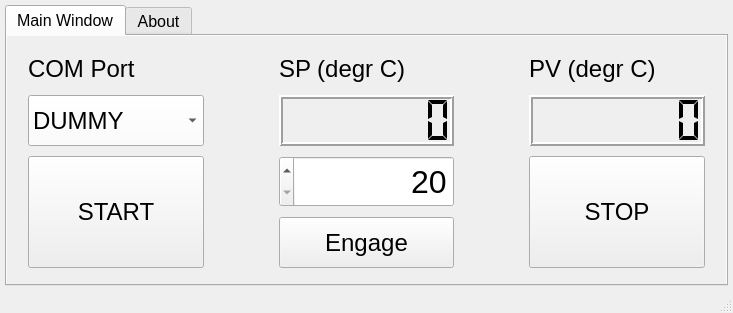
c-randall/Heat_Controller_GUI, file gui.ui: the form before one commit.
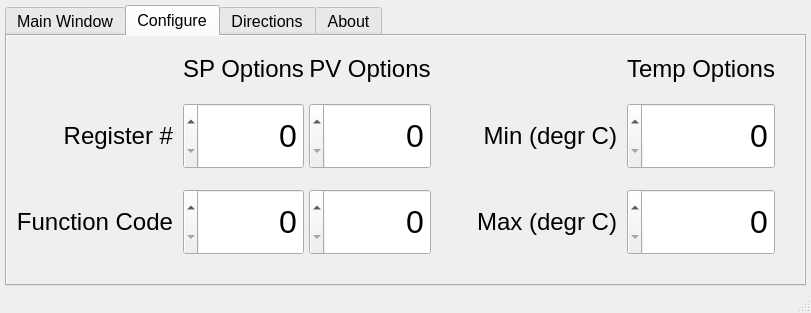
The form after the commit. The open tabs and pages were chosen to show the change.

What changed in the file:
```diff
--- a/gui.ui
+++ b/gui.ui
@@ -6,8 +6,8 @@
    <rect>
     <x>0</x>
     <y>0</y>
-    <width>733</width>
-    <height>308</height>
+    <width>811</width>
+    <height>309</height>
    </rect>
   </property>
   <property name="sizePolicy">
@@ -32,7 +32,7 @@
    <string>Heat Controller App</string>
   </property>
   <widget class="QWidget" name="centralwidget">
-   <layout class="QVBoxLayout" name="verticalLayout_3">
+   <layout class="QVBoxLayout" name="verticalLayout_5">
     <property name="leftMargin">
      <number>5</number>
     </property>
@@ -58,6 +58,9 @@
       <property name="focusPolicy">
        <enum>Qt::TabFocus</enum>
       </property>
+      <property name="autoFillBackground">
+       <bool>true</bool>
+      </property>
       <property name="currentIndex">
        <number>0</number>
       </property>
@@ -115,7 +118,7 @@
             <number>5</number>
            </property>
            <item>
-            <layout class="QGridLayout" name="gridLayout" rowstretch="2,0,0,0">
+            <layout class="QGridLayout" name="gridLayout" columnstretch="1,1,1">
              <property name="leftMargin">
               <number>15</number>
              </property>
@@ -137,7 +140,7 @@
              <item row="2" column="1">
               <widget class="QSpinBox" name="SPInput">
                <property name="sizePolicy">
-                <sizepolicy hsizetype="Minimum" vsizetype="Minimum">
+                <sizepolicy hsizetype="Preferred" vsizetype="Preferred">
                  <horstretch>0</horstretch>
                  <verstretch>1</verstretch>
                 </sizepolicy>
@@ -182,7 +185,7 @@
              <item row="0" column="1">
               <widget class="QLabel" name="SPLabel">
                <property name="sizePolicy">
-                <sizepolicy hsizetype="Minimum" vsizetype="Minimum">
+                <sizepolicy hsizetype="Preferred" vsizetype="Fixed">
                  <horstretch>0</horstretch>
                  <verstretch>0</verstretch>
                 </sizepolicy>
@@ -209,9 +212,9 @@
              <item row="1" column="0">
               <widget class="QComboBox" name="COMPortWatlow">
                <property name="sizePolicy">
-                <sizepolicy hsizetype="Minimum" vsizetype="Minimum">
+                <sizepolicy hsizetype="Preferred" vsizetype="Preferred">
                  <horstretch>0</horstretch>
-                 <verstretch>0</verstretch>
+                 <verstretch>2</verstretch>
                 </sizepolicy>
                </property>
                <property name="minimumSize">
@@ -220,130 +223,6 @@
                  <height>51</height>
                 </size>
                </property>
-               <property name="baseSize">
-                <size>
-                 <width>0</width>
-                 <height>0</height>
-                </size>
-               </property>
-               <property name="palette">
-                <palette>
-                 <active>
-                  <colorrole role="Button">
-                   <brush brushstyle="SolidPattern">
-                    <color alpha="255">
-                     <red>255</red>
-                     <green>255</green>
-                     <blue>255</blue>
-                    </color>
-                   </brush>
-                  </colorrole>
-                  <colorrole role="Base">
-                   <brush brushstyle="SolidPattern">
-                    <color alpha="255">
-                     <red>236</red>
-                     <green>236</green>
-                     <blue>237</blue>
-                    </color>
-                   </brush>
-                  </colorrole>
-                  <colorrole role="Window">
-                   <brush brushstyle="SolidPattern">
-                    <color alpha="255">
-                     <red>236</red>
-                     <green>236</green>
-                     <blue>236</blue>
-                    </color>
-                   </brush>
-                  </colorrole>
-                  <colorrole role="AlternateBase">
-                   <brush brushstyle="SolidPattern">
-                    <color alpha="255">
-                     <red>236</red>
-                     <green>236</green>
-                     <blue>236</blue>
-                    </color>
-                   </brush>
-                  </colorrole>
-                 </active>
-                 <inactive>
-                  <colorrole role="Button">
-                   <brush brushstyle="SolidPattern">
-                    <color alpha="255">
-                     <red>255</red>
-                     <green>255</green>
-                     <blue>255</blue>
-                    </color>
-                   </brush>
-                  </colorrole>
-                  <colorrole role="Base">
-                   <brush brushstyle="SolidPattern">
-                    <color alpha="255">
-                     <red>236</red>
-                     <green>236</green>
-                     <blue>237</blue>
-                    </color>
-                   </brush>
-                  </colorrole>
-                  <colorrole role="Window">
-                   <brush brushstyle="SolidPattern">
-                    <color alpha="255">
-                     <red>236</red>
-                     <green>236</green>
-                     <blue>236</blue>
-                    </color>
-                   </brush>
-                  </colorrole>
-                  <colorrole role="AlternateBase">
-                   <brush brushstyle="SolidPattern">
-                    <color alpha="255">
-                     <red>236</red>
-                     <green>236</green>
-                     <blue>236</blue>
-                    </color>
-                   </brush>
-                  </colorrole>
-                 </inactive>
-                 <disabled>
-                  <colorrole role="Button">
-                   <brush brushstyle="SolidPattern">
-                    <color alpha="255">
-                     <red>255</red>
-                     <green>255</green>
-                     <blue>255</blue>
-                    </color>
-                   </brush>
-                  </colorrole>
-                  <colorrole role="Base">
-                   <brush brushstyle="SolidPattern">
-                    <color alpha="255">
-                     <red>236</red>
-                     <green>236</green>
-                     <blue>236</blue>
-                    </color>
-                   </brush>
-                  </colorrole>
-                  <colorrole role="Window">
-                   <brush brushstyle="SolidPattern">
-                    <color alpha="255">
-                     <red>236</red>
-                     <green>236</green>
-                     <blue>236</blue>
-                    </color>
-                   </brush>
-                  </colorrole>
-                  <colorrole role="AlternateBase">
-                   <brush brushstyle="SolidPattern">
-                    <color alpha="255">
-                     <red>236</red>
-                     <green>236</green>
-                     <blue>236</blue>
-                    </color>
-                   </brush>
-                  </colorrole>
-                 </disabled>
-                </palette>
-               </property>
                <property name="font">
                 <font>
                  <family>Arial</family>
@@ -353,30 +232,16 @@
                 </font>
                </property>
                <property name="autoFillBackground">
-                <bool>false</bool>
+                <bool>true</bool>
                </property>
-               <property name="editable">
-                <bool>false</bool>
-               </property>
-               <property name="iconSize">
-                <size>
-                 <width>16</width>
-                 <height>16</height>
-                </size>
-               </property>
-               <item>
-                <property name="text">
-                 <string>DUMMY</string>
-                </property>
-               </item>
               </widget>
              </item>
              <item row="2" column="0" rowspan="2">
               <widget class="QPushButton" name="StartButton">
                <property name="sizePolicy">
-                <sizepolicy hsizetype="Minimum" vsizetype="Preferred">
+                <sizepolicy hsizetype="Preferred" vsizetype="Preferred">
                  <horstretch>0</horstretch>
-                 <verstretch>0</verstretch>
+                 <verstretch>2</verstretch>
                 </sizepolicy>
                </property>
                <property name="minimumSize">
@@ -400,6 +265,12 @@
              </item>
              <item row="1" column="1">
               <widget class="QLCDNumber" name="SPDisplay">
+               <property name="sizePolicy">
+                <sizepolicy hsizetype="Preferred" vsizetype="Preferred">
+                 <horstretch>0</horstretch>
+                 <verstretch>2</verstretch>
+                </sizepolicy>
+               </property>
                <property name="minimumSize">
                 <size>
                  <width>175</width>
@@ -426,9 +297,9 @@
              <item row="2" column="2" rowspan="2">
               <widget class="QPushButton" name="StopButton">
                <property name="sizePolicy">
-                <sizepolicy hsizetype="Minimum" vsizetype="Preferred">
+                <sizepolicy hsizetype="Preferred" vsizetype="Preferred">
                  <horstretch>0</horstretch>
-                 <verstretch>0</verstretch>
+                 <verstretch>2</verstretch>
                 </sizepolicy>
                </property>
                <property name="minimumSize">
@@ -453,7 +324,7 @@
              <item row="0" column="0">
               <widget class="QLabel" name="COMLabelWatlow">
                <property name="sizePolicy">
-                <sizepolicy hsizetype="Minimum" vsizetype="Minimum">
+                <sizepolicy hsizetype="Preferred" vsizetype="Fixed">
                  <horstretch>0</horstretch>
                  <verstretch>0</verstretch>
                 </sizepolicy>
@@ -479,6 +350,12 @@
              </item>
              <item row="1" column="2">
               <widget class="QLCDNumber" name="PVDisplay">
+               <property name="sizePolicy">
+                <sizepolicy hsizetype="Preferred" vsizetype="Preferred">
+                 <horstretch>0</horstretch>
+                 <verstretch>2</verstretch>
+                </sizepolicy>
+               </property>
                <property name="minimumSize">
                 <size>
                  <width>175</width>
@@ -502,9 +379,9 @@
              <item row="3" column="1">
               <widget class="QPushButton" name="EngageButton">
                <property name="sizePolicy">
-                <sizepolicy hsizetype="Minimum" vsizetype="Preferred">
+                <sizepolicy hsizetype="Preferred" vsizetype="Preferred">
                  <horstretch>0</horstretch>
-                 <verstretch>2</verstretch>
+                 <verstretch>8</verstretch>
                 </sizepolicy>
                </property>
                <property name="minimumSize">
@@ -529,7 +406,7 @@
              <item row="0" column="2">
               <widget class="QLabel" name="PVLabel">
                <property name="sizePolicy">
-                <sizepolicy hsizetype="Minimum" vsizetype="Minimum">
+                <sizepolicy hsizetype="Preferred" vsizetype="Fixed">
                  <horstretch>0</horstretch>
                  <verstretch>0</verstretch>
                 </sizepolicy>
@@ -560,6 +437,558 @@
         </item>
        </layout>
       </widget>
+      <widget class="QWidget" name="tab_CNFG">
+       <property name="autoFillBackground">
+        <bool>true</bool>
+       </property>
+       <attribute name="title">
+        <string>Configure</string>
+       </attribute>
+       <layout class="QVBoxLayout" name="verticalLayout_3">
+        <item>
+         <layout class="QGridLayout" name="gridLayout_2" columnstretch="0,0,2,2,1,0,0,2">
+          <property name="topMargin">
+           <number>10</number>
+          </property>
+          <property name="rightMargin">
+           <number>20</number>
+          </property>
+          <property name="bottomMargin">
+           <number>20</number>
+          </property>
+          <property name="horizontalSpacing">
+           <number>5</number>
+          </property>
+          <property name="verticalSpacing">
+           <number>20</number>
+          </property>
+          <item row="2" column="7">
+           <widget class="QSpinBox" name="MaxTemp">
+            <property name="sizePolicy">
+             <sizepolicy hsizetype="Minimum" vsizetype="MinimumExpanding">
+              <horstretch>0</horstretch>
+              <verstretch>1</verstretch>
+             </sizepolicy>
+            </property>
+            <property name="minimumSize">
+             <size>
+              <width>121</width>
+              <height>51</height>
+             </size>
+            </property>
+            <property name="font">
+             <font>
+              <family>Arial</family>
+              <pointsize>24</pointsize>
+              <weight>50</weight>
+              <bold>false</bold>
+             </font>
+            </property>
+            <property name="layoutDirection">
+             <enum>Qt::RightToLeft</enum>
+            </property>
+            <property name="alignment">
+             <set>Qt::AlignRight|Qt::AlignTrailing|Qt::AlignVCenter</set>
+            </property>
+            <property name="accelerated">
+             <bool>true</bool>
+            </property>
+            <property name="maximum">
+             <number>1000</number>
+            </property>
+           </widget>
+          </item>
+          <item row="0" column="2">
+           <widget class="QLabel" name="SPOptionsLabel">
+            <property name="sizePolicy">
+             <sizepolicy hsizetype="Preferred" vsizetype="Fixed">
+              <horstretch>0</horstretch>
+              <verstretch>0</verstretch>
+             </sizepolicy>
+            </property>
+            <property name="font">
+             <font>
+              <family>Arial</family>
+              <pointsize>18</pointsize>
+              <weight>50</weight>
+              <bold>false</bold>
+             </font>
+            </property>
+            <property name="text">
+             <string>SP Options</string>
+            </property>
+            <property name="alignment">
+             <set>Qt::AlignCenter</set>
+            </property>
+           </widget>
+          </item>
+          <item row="0" column="3">
+           <widget class="QLabel" name="PVOptionsLabel">
+            <property name="sizePolicy">
+             <sizepolicy hsizetype="Preferred" vsizetype="Fixed">
+              <horstretch>0</horstretch>
+              <verstretch>0</verstretch>
+             </sizepolicy>
+            </property>
+            <property name="font">
+             <font>
+              <family>Arial</family>
+              <pointsize>18</pointsize>
+              <weight>50</weight>
+              <bold>false</bold>
+             </font>
+            </property>
+            <property name="text">
+             <string>PV Options</string>
+            </property>
+            <property name="alignment">
+             <set>Qt::AlignCenter</set>
+            </property>
+           </widget>
+          </item>
+          <item row="0" column="7">
+           <widget class="QLabel" name="TempOptionsLabel">
+            <property name="sizePolicy">
+             <sizepolicy hsizetype="Preferred" vsizetype="Fixed">
+              <horstretch>0</horstretch>
+              <verstretch>0</verstretch>
+             </sizepolicy>
+            </property>
+            <property name="font">
+             <font>
+              <family>Arial</family>
+              <pointsize>18</pointsize>
+              <weight>50</weight>
+              <bold>false</bold>
+             </font>
+            </property>
+            <property name="text">
+             <string>Temp Options</string>
+            </property>
+            <property name="alignment">
+             <set>Qt::AlignCenter</set>
+            </property>
+           </widget>
+          </item>
+          <item row="1" column="7">
+           <widget class="QSpinBox" name="MinTemp">
+            <property name="sizePolicy">
+             <sizepolicy hsizetype="Minimum" vsizetype="MinimumExpanding">
+              <horstretch>0</horstretch>
+              <verstretch>1</verstretch>
+             </sizepolicy>
+            </property>
+            <property name="minimumSize">
+             <size>
+              <width>121</width>
+              <height>51</height>
+             </size>
+            </property>
+            <property name="font">
+             <font>
+              <family>Arial</family>
+              <pointsize>24</pointsize>
+              <weight>50</weight>
+              <bold>false</bold>
+             </font>
+            </property>
+            <property name="layoutDirection">
+             <enum>Qt::RightToLeft</enum>
+            </property>
+            <property name="alignment">
+             <set>Qt::AlignRight|Qt::AlignTrailing|Qt::AlignVCenter</set>
+            </property>
+            <property name="accelerated">
+             <bool>true</bool>
+            </property>
+            <property name="maximum">
+             <number>1000</number>
+            </property>
+           </widget>
+          </item>
+          <item row="1" column="3">
+           <widget class="QSpinBox" name="PVRegister">
+            <property name="sizePolicy">
+             <sizepolicy hsizetype="Minimum" vsizetype="MinimumExpanding">
+              <horstretch>0</horstretch>
+              <verstretch>1</verstretch>
+             </sizepolicy>
+            </property>
+            <property name="minimumSize">
+             <size>
+              <width>121</width>
+              <height>51</height>
+             </size>
+            </property>
+            <property name="font">
+             <font>
+              <family>Arial</family>
+              <pointsize>24</pointsize>
+              <weight>50</weight>
+              <bold>false</bold>
+             </font>
+            </property>
+            <property name="layoutDirection">
+             <enum>Qt::RightToLeft</enum>
+            </property>
+            <property name="alignment">
+             <set>Qt::AlignRight|Qt::AlignTrailing|Qt::AlignVCenter</set>
+            </property>
+            <property name="accelerated">
+             <bool>true</bool>
+            </property>
+            <property name="maximum">
+             <number>1000</number>
+            </property>
+           </widget>
+          </item>
+          <item row="1" column="4">
+           <spacer name="horizontalSpacer">
+            <property name="orientation">
+             <enum>Qt::Horizontal</enum>
+            </property>
+            <property name="sizeType">
+             <enum>QSizePolicy::MinimumExpanding</enum>
+            </property>
+            <property name="sizeHint" stdset="0">
+             <size>
+              <width>20</width>
+              <height>20</height>
+             </size>
+            </property>
+           </spacer>
+          </item>
+          <item row="1" column="2">
+           <widget class="QSpinBox" name="SPRegister">
+            <property name="sizePolicy">
+             <sizepolicy hsizetype="Minimum" vsizetype="MinimumExpanding">
+              <horstretch>0</horstretch>
+              <verstretch>1</verstretch>
+             </sizepolicy>
+            </property>
+            <property name="minimumSize">
+             <size>
+              <width>121</width>
+              <height>51</height>
+             </size>
+            </property>
+            <property name="font">
+             <font>
+              <family>Arial</family>
+              <pointsize>24</pointsize>
+              <weight>50</weight>
+              <bold>false</bold>
+             </font>
+            </property>
+            <property name="layoutDirection">
+             <enum>Qt::RightToLeft</enum>
+            </property>
+            <property name="alignment">
+             <set>Qt::AlignRight|Qt::AlignTrailing|Qt::AlignVCenter</set>
+            </property>
+            <property name="accelerated">
+             <bool>true</bool>
+            </property>
+            <property name="maximum">
+             <number>1000</number>
+            </property>
+           </widget>
+          </item>
+          <item row="1" column="5">
+           <widget class="QLabel" name="MinTempLabel">
+            <property name="sizePolicy">
+             <sizepolicy hsizetype="Preferred" vsizetype="Fixed">
+              <horstretch>0</horstretch>
+              <verstretch>0</verstretch>
+             </sizepolicy>
+            </property>
+            <property name="font">
+             <font>
+              <family>Arial</family>
+              <pointsize>18</pointsize>
+              <weight>50</weight>
+              <bold>false</bold>
+             </font>
+            </property>
+            <property name="text">
+             <string>Min (degr C)</string>
+            </property>
+            <property name="alignment">
+             <set>Qt::AlignRight|Qt::AlignTrailing|Qt::AlignVCenter</set>
+            </property>
+           </widget>
+          </item>
+          <item row="2" column="3">
+           <widget class="QSpinBox" name="PVFuncCode">
+            <property name="sizePolicy">
+             <sizepolicy hsizetype="Minimum" vsizetype="MinimumExpanding">
+              <horstretch>0</horstretch>
+              <verstretch>1</verstretch>
+             </sizepolicy>
+            </property>
+            <property name="minimumSize">
+             <size>
+              <width>121</width>
+              <height>51</height>
+             </size>
+            </property>
+            <property name="font">
+             <font>
+              <family>Arial</family>
+              <pointsize>24</pointsize>
+              <weight>50</weight>
+              <bold>false</bold>
+             </font>
+            </property>
+            <property name="layoutDirection">
+             <enum>Qt::RightToLeft</enum>
+            </property>
+            <property name="alignment">
+             <set>Qt::AlignRight|Qt::AlignTrailing|Qt::AlignVCenter</set>
+            </property>
+            <property name="accelerated">
+             <bool>true</bool>
+            </property>
+            <property name="minimum">
+             <number>0</number>
+            </property>
+            <property name="maximum">
+             <number>16</number>
+            </property>
+           </widget>
+          </item>
+          <item row="2" column="2">
+           <widget class="QSpinBox" name="SPFuncCode">
+            <property name="sizePolicy">
+             <sizepolicy hsizetype="Minimum" vsizetype="MinimumExpanding">
+              <horstretch>0</horstretch>
+              <verstretch>1</verstretch>
+             </sizepolicy>
+            </property>
+            <property name="minimumSize">
+             <size>
+              <width>121</width>
+              <height>51</height>
+             </size>
+            </property>
+            <property name="font">
+             <font>
+              <family>Arial</family>
+              <pointsize>24</pointsize>
+              <weight>50</weight>
+              <bold>false</bold>
+             </font>
+            </property>
+            <property name="layoutDirection">
+             <enum>Qt::RightToLeft</enum>
+            </property>
+            <property name="alignment">
+             <set>Qt::AlignRight|Qt::AlignTrailing|Qt::AlignVCenter</set>
+            </property>
+            <property name="accelerated">
+             <bool>true</bool>
+            </property>
+            <property name="minimum">
+             <number>0</number>
+            </property>
+            <property name="maximum">
+             <number>16</number>
+            </property>
+           </widget>
+          </item>
+          <item row="1" column="6">
+           <spacer name="verticalSpacer">
+            <property name="orientation">
+             <enum>Qt::Vertical</enum>
+            </property>
+            <property name="sizeHint" stdset="0">
+             <size>
+              <width>5</width>
+              <height>10</height>
+             </size>
+            </property>
+           </spacer>
+          </item>
+          <item row="2" column="5">
+           <widget class="QLabel" name="MaxTemLabel">
+            <property name="sizePolicy">
+             <sizepolicy hsizetype="Preferred" vsizetype="Fixed">
+              <horstretch>0</horstretch>
+              <verstretch>0</verstretch>
+             </sizepolicy>
+            </property>
+            <property name="font">
+             <font>
+              <family>Arial</family>
+              <pointsize>18</pointsize>
+              <weight>50</weight>
+              <bold>false</bold>
+             </font>
+            </property>
+            <property name="text">
+             <string>Max (degr C)</string>
+            </property>
+            <property name="alignment">
+             <set>Qt::AlignRight|Qt::AlignTrailing|Qt::AlignVCenter</set>
+            </property>
+           </widget>
+          </item>
+          <item row="2" column="0">
+           <widget class="QLabel" name="FuncCodeLabel">
+            <property name="sizePolicy">
+             <sizepolicy hsizetype="Preferred" vsizetype="Fixed">
+              <horstretch>0</horstretch>
+              <verstretch>0</verstretch>
+             </sizepolicy>
+            </property>
+            <property name="font">
+             <font>
+              <family>Arial</family>
+              <pointsize>18</pointsize>
+              <weight>50</weight>
+              <bold>false</bold>
+             </font>
+            </property>
+            <property name="text">
+             <string>Function Code</string>
+            </property>
+            <property name="alignment">
+             <set>Qt::AlignRight|Qt::AlignTrailing|Qt::AlignVCenter</set>
+            </property>
+           </widget>
+          </item>
+          <item row="1" column="0">
+           <widget class="QLabel" name="RegLabel">
+            <property name="sizePolicy">
+             <sizepolicy hsizetype="Preferred" vsizetype="Fixed">
+              <horstretch>0</horstretch>
+              <verstretch>0</verstretch>
+             </sizepolicy>
+            </property>
+            <property name="font">
+             <font>
+              <family>Arial</family>
+              <pointsize>18</pointsize>
+              <weight>50</weight>
+              <bold>false</bold>
+             </font>
+            </property>
+            <property name="text">
+             <string>Register #</string>
+            </property>
+            <property name="alignment">
+             <set>Qt::AlignRight|Qt::AlignTrailing|Qt::AlignVCenter</set>
+            </property>
+           </widget>
+          </item>
+          <item row="2" column="1">
+           <spacer name="verticalSpacer_2">
+            <property name="orientation">
+             <enum>Qt::Vertical</enum>
+            </property>
+            <property name="sizeHint" stdset="0">
+             <size>
+              <width>5</width>
+              <height>10</height>
+             </size>
+            </property>
+           </spacer>
+          </item>
+         </layout>
+        </item>
+       </layout>
+      </widget>
+      <widget class="QWidget" name="tab_DIR">
+       <attribute name="title">
+        <string>Directions</string>
+       </attribute>
+       <layout class="QVBoxLayout" name="verticalLayout_6">
+        <property name="leftMargin">
+         <number>0</number>
+        </property>
+        <property name="topMargin">
+         <number>0</number>
+        </property>
+        <property name="rightMargin">
+         <number>0</number>
+        </property>
+        <property name="bottomMargin">
+         <number>0</number>
+        </property>
+        <item>
+         <widget class="QTextBrowser" name="textBrowser_2">
+          <property name="palette">
+           <palette>
+            <active>
+             <colorrole role="Base">
+              <brush brushstyle="SolidPattern">
+               <color alpha="0">
+                <red>255</red>
+                <green>255</green>
+                <blue>255</blue>
+               </color>
+              </brush>
+             </colorrole>
+            </active>
+            <inactive>
+             <colorrole role="Base">
+              <brush brushstyle="SolidPattern">
+               <color alpha="0">
+                <red>255</red>
+                <green>255</green>
+                <blue>255</blue>
+               </color>
+              </brush>
+             </colorrole>
+            </inactive>
+            <disabled>
+             <colorrole role="Base">
+              <brush brushstyle="SolidPattern">
+               <color alpha="255">
+                <red>240</red>
+                <green>240</green>
+                <blue>240</blue>
+               </color>
+              </brush>
+             </colorrole>
+            </disabled>
+           </palette>
+          </property>
+          <property name="autoFillBackground">
+           <bool>true</bool>
+          </property>
+          <property name="frameShape">
+           <enum>QFrame::NoFrame</enum>
+          </property>
+          <property name="frameShadow">
+           <enum>QFrame::Plain</enum>
+          </property>
+          <property name="html">
+           <string>&lt;!DOCTYPE HTML PUBLIC &quot;-//W3C//DTD HTML 4.0//EN&quot; &quot;http://www.w3.org/TR/REC-html40/strict.dtd&quot;&gt;
+&lt;html&gt;&lt;head&gt;&lt;meta name=&quot;qrichtext&quot; content=&quot;1&quot; /&gt;&lt;style type=&quot;text/css&quot;&gt;
+p, li { white-space: pre-wrap; }
+&lt;/style&gt;&lt;/head&gt;&lt;body style=&quot; font-family:'Arial','Arial'; font-size:12pt; font-weight:400; font-style:normal;&quot;&gt;
+&lt;p align=&quot;justify&quot; style=&quot; margin-top:0px; margin-bottom:0px; margin-left:0px; margin-right:0px; -qt-block-indent:0; text-indent:0px;&quot;&gt;&lt;span style=&quot; font-family:'Arial','Arial','Arial'; font-size:14pt; font-weight:600; text-decoration: underline;&quot;&gt;How to use:&lt;/span&gt;&lt;/p&gt;
+&lt;p align=&quot;justify&quot; style=&quot; margin-top:0px; margin-bottom:0px; margin-left:0px; margin-right:0px; -qt-block-indent:0; text-indent:0px;&quot;&gt;&lt;span style=&quot; font-family:'Arial,Arial';&quot;&gt;1) Locate the manual for your temperature controller and make sure that it supports Modbus RTU serial communications&lt;/span&gt;&lt;/p&gt;
+&lt;p align=&quot;justify&quot; style=&quot; margin-top:0px; margin-bottom:0px; margin-left:0px; margin-right:0px; -qt-block-indent:0; text-indent:0px;&quot;&gt;&lt;span style=&quot; font-family:'Arial,Arial';&quot;&gt;2) Use the same manual to determine the read/write register number and writing function code for the set point (SP) of your controller, then also determine the read register and reading function code for the process variable (PV)&lt;/span&gt;&lt;/p&gt;
+&lt;p align=&quot;justify&quot; style=&quot; margin-top:0px; margin-bottom:0px; margin-left:0px; margin-right:0px; -qt-block-indent:0; text-indent:0px;&quot;&gt;&lt;span style=&quot; font-family:'Arial,Arial';&quot;&gt;3) Select the &amp;quot;Configure&amp;quot; tab and enter the register numbers and function codes from steps (2) and (3), you can also set a desired minimum and maximum allowable SP temperature on this tab (optional)&lt;/span&gt;&lt;/p&gt;
+&lt;p align=&quot;justify&quot; style=&quot; margin-top:0px; margin-bottom:0px; margin-left:0px; margin-right:0px; -qt-block-indent:0; text-indent:0px;&quot;&gt;&lt;span style=&quot; font-family:'Arial,Arial';&quot;&gt;4) Select the &amp;quot;Main Window&amp;quot; tab and use the drop down menu under &amp;quot;COM port&amp;quot; to select your controller's communication port (check device manager if you are unsure)&lt;/span&gt;&lt;/p&gt;
+&lt;p align=&quot;justify&quot; style=&quot; margin-top:0px; margin-bottom:0px; margin-left:0px; margin-right:0px; -qt-block-indent:0; text-indent:0px;&quot;&gt;&lt;span style=&quot; font-family:'Arial,Arial';&quot;&gt;5) Click the &amp;quot;START&amp;quot; button to trigger the read displays to update every 1 second, the button will grey out to visually confirm the GUI is continuously running&lt;/span&gt;&lt;/p&gt;
+&lt;p align=&quot;justify&quot; style=&quot; margin-top:0px; margin-bottom:0px; margin-left:0px; margin-right:0px; -qt-block-indent:0; text-indent:0px;&quot;&gt;&lt;span style=&quot; font-family:'Arial,Arial';&quot;&gt;6) Use the &amp;quot;SP (degr C)&amp;quot; column to write new set points to your controller by entering a value or using the up.down arrows of the spin box and pressing the &amp;quot;Engage&amp;quot; button (only temeratures within the range set on the &amp;quot;Configure&amp;quot; tab are valid)&lt;/span&gt;&lt;/p&gt;
+&lt;p align=&quot;justify&quot; style=&quot; margin-top:0px; margin-bottom:0px; margin-left:0px; margin-right:0px; -qt-block-indent:0; text-indent:0px;&quot;&gt;&lt;span style=&quot; font-family:'Arial,Arial';&quot;&gt;7) Once you are finished with an experiment, use the &amp;quot;STOP&amp;quot; button to stop the continuous readings and to reset the set point to the minimum temperature&lt;/span&gt;&lt;/p&gt;
+&lt;p align=&quot;justify&quot; style=&quot;-qt-paragraph-type:empty; margin-top:0px; margin-bottom:0px; margin-left:0px; margin-right:0px; -qt-block-indent:0; text-indent:0px; font-family:'Arial,Arial';&quot;&gt;&lt;br /&gt;&lt;/p&gt;
+&lt;p align=&quot;justify&quot; style=&quot; margin-top:0px; margin-bottom:0px; margin-left:0px; margin-right:0px; -qt-block-indent:0; text-indent:0px;&quot;&gt;&lt;span style=&quot; font-family:'Arial,Arial'; font-size:14pt; font-weight:600; text-decoration: underline;&quot;&gt;Additional notes:&lt;/span&gt;&lt;/p&gt;
+&lt;p align=&quot;justify&quot; style=&quot; margin-top:0px; margin-bottom:0px; margin-left:0px; margin-right:0px; -qt-block-indent:0; text-indent:0px;&quot;&gt;&lt;span style=&quot; font-family:'Arial,Arial';&quot;&gt;* This application is set up to save the settings from the &amp;quot;Configure&amp;quot; tab, so it will automatically load the values that were used the last time the app was used. &lt;/span&gt;&lt;/p&gt;
+&lt;p align=&quot;justify&quot; style=&quot; margin-top:0px; margin-bottom:0px; margin-left:0px; margin-right:0px; -qt-block-indent:0; text-indent:0px;&quot;&gt;&lt;span style=&quot; font-family:'Arial,Arial';&quot;&gt;* The COM port will automatically switch to the &amp;quot;DUMMY&amp;quot; port if a connection cannot be established with the selected port. Make sure you are selecting the correct port for your device to resolve this.&lt;/span&gt;&lt;/p&gt;
+&lt;p align=&quot;justify&quot; style=&quot; margin-top:0px; margin-bottom:0px; margin-left:0px; margin-right:0px; -qt-block-indent:0; text-indent:0px;&quot;&gt;&lt;span style=&quot; font-family:'Arial,Arial';&quot;&gt;* Hitting the start button when the &amp;quot;DUMMY&amp;quot; COM port is selected will begin a testing protocol. In this protocol, the PV will increase or decrease by 1 every second until it matches whatever the current SP is. This test protocol can be used to help you understand how to use the app.&lt;/span&gt;&lt;/p&gt;&lt;/body&gt;&lt;/html&gt;</string>
+          </property>
+          <property name="openExternalLinks">
+           <bool>true</bool>
+          </property>
+         </widget>
+        </item>
+       </layout>
+      </widget>
       <widget class="QWidget" name="tab_ABT">
        <property name="autoFillBackground">
         <bool>true</bool>
@@ -653,7 +1082,14 @@
     </item>
    </layout>
   </widget>
-  <widget class="QStatusBar" name="statusBar"/>
+  <widget class="QStatusBar" name="statusBar">
+   <property name="font">
+    <font>
+     <family>Arial</family>
+     <pointsize>10</pointsize>
+    </font>
+   </property>
+  </widget>
   <action name="actionInformation">
    <property name="text">
     <string>Information</string>
```
Left out of the diff: 2 changed lines with no effect on the pictures.
